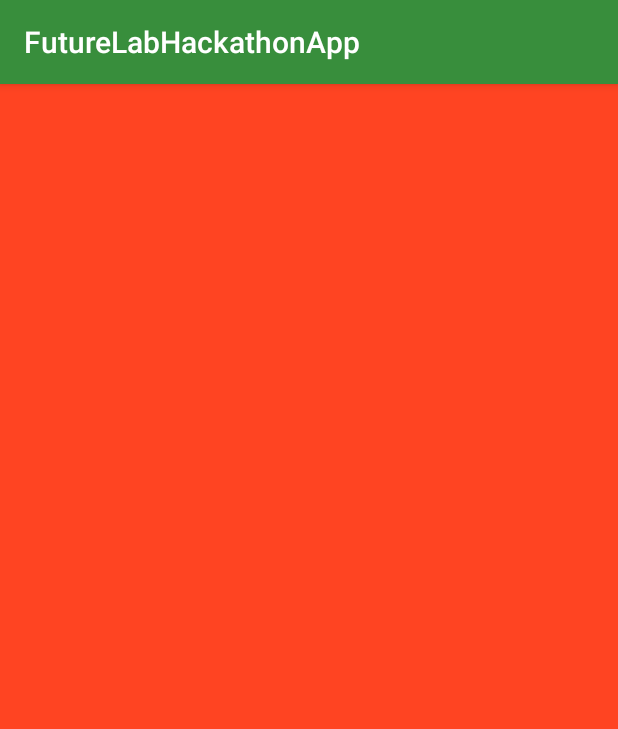
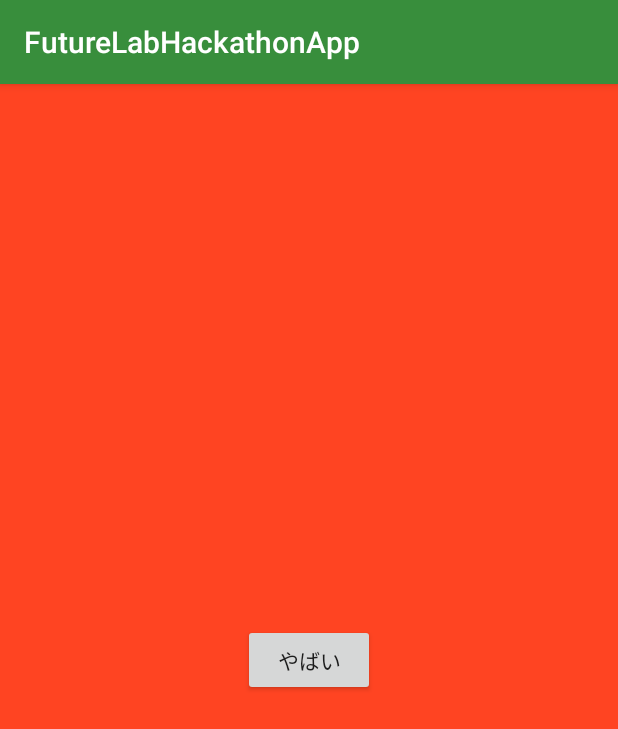
Before and after one commit to kcg-edu-future-lab/Hack201801-TeamZ, an Android app: the fragment HomeFragment shown on its own in the app's theme, on a phone screen of 412 x 824 dp. Shown: the top 729 px of the screen. Run offline under Robolectric (Android 15) with nearby library versions, the phone set to English and light mode, and no system bars; our stand-ins replace data binding.

Commit message:
通信部分とdatabinding化

```diff
--- a/native/app/src/main/kotlin/com/gumio_inf/futurelabhackathonapp/models/api/FutureServices.kt
+++ b/native/app/src/main/kotlin/com/gumio_inf/futurelabhackathonapp/models/api/FutureServices.kt
@@ -2,6 +2,7 @@ package com.gumio_inf.futurelabhackathonapp.models.api
 
 import com.gumio_inf.futurelabhackathonapp.models.entity.User
 import io.reactivex.Observable
+import retrofit2.http.Body
 import retrofit2.http.GET
 import retrofit2.http.POST
 import retrofit2.http.Path
@@ -14,5 +15,5 @@ interface FutureServices {
     fun getUser(@Path("username") user: String): Observable<User>
 
     @POST("fcm/send")
-    fun sendEmergency()
+    fun sendEmergency(@Body body: HashMap<String, String>): Observable<Void>
 }
--- a/native/app/src/main/kotlin/com/gumio_inf/futurelabhackathonapp/views/activity/MainActivity.kt
+++ b/native/app/src/main/kotlin/com/gumio_inf/futurelabhackathonapp/views/activity/MainActivity.kt
@@ -16,7 +16,6 @@ class MainActivity : FutureBaseAppCompatActivity(), MainContract {
     override fun onCreate(savedInstanceState: Bundle?) {
         super.onCreate(savedInstanceState)
         setContentView(R.layout.activity_main)
-
 //        if (MySharedPreferences.getActiveAppLogin()!!) {
 //            MySharedPreferences.setFirstAppLaunch(true)
 //            Log.d("isLogin", MySharedPreferences.getActiveAppLogin().toString())
--- a/native/app/src/main/kotlin/com/gumio_inf/futurelabhackathonapp/views/fragment/HomeFragment.kt
+++ b/native/app/src/main/kotlin/com/gumio_inf/futurelabhackathonapp/views/fragment/HomeFragment.kt
@@ -17,6 +17,7 @@ import com.gumio_inf.futurelabhackathonapp.R
  * create an instance of this fragment.
  */
 class HomeFragment : FutureBaseFragment() {
+
     override fun onCreateView(inflater: LayoutInflater, container: ViewGroup?, savedInstanceState: Bundle?) : View {
         return inflater.inflate(R.layout.fragment_home, container, false)
     }
--- a/native/app/src/main/res/layout/fragment_home.xml
+++ b/native/app/src/main/res/layout/fragment_home.xml
@@ -1,3 +1,5 @@
+<layout>
+
     <RelativeLayout xmlns:android="http://schemas.android.com/apk/res/android"
         xmlns:tools="http://schemas.android.com/tools"
         android:layout_width="match_parent"
@@ -5,4 +7,11 @@
         android:background="#ff42"
         tools:context=".views.fragment.HomeFragment">
 
+        <Button
+            android:layout_width="wrap_content"
+            android:layout_height="wrap_content"
+            android:layout_centerInParent="true"
+            android:text="やばい" />
+
     </RelativeLayout>
+</layout>
--- a/native/app/src/main/res/layout/fragment_nekonote.xml
+++ b/native/app/src/main/res/layout/fragment_nekonote.xml
@@ -1,3 +1,5 @@
+<layout>
+
     <RelativeLayout xmlns:android="http://schemas.android.com/apk/res/android"
         xmlns:tools="http://schemas.android.com/tools"
         android:layout_width="match_parent"
@@ -6,3 +8,4 @@
         tools:context=".views.fragment.NekonoteFragment">
 
     </RelativeLayout>
+</layout>
--- a/native/app/src/main/res/layout/fragment_yabai.xml
+++ b/native/app/src/main/res/layout/fragment_yabai.xml
@@ -1,7 +1,11 @@
+<layout>
+
     <RelativeLayout xmlns:android="http://schemas.android.com/apk/res/android"
         xmlns:tools="http://schemas.android.com/tools"
         android:layout_width="match_parent"
         android:layout_height="match_parent"
         android:background="#0f4973"
-    tools:context=".views.fragment.YabaiFragment">
+        tools:context=".views.fragment.YabaiFragment" >
+
     </RelativeLayout>
+</layout>
--- a/native/app/src/main/res/values/strings.xml
+++ b/native/app/src/main/res/values/strings.xml
@@ -3,4 +3,6 @@
 
     <!-- TODO: Remove or change this placeholder text -->
     <string name="hello_blank_fragment">Hello blank fragment</string>
+
+    <string name="server_key">key=AAAAxCqd7UU:APA91bH91BULddr7wo_4tYsQMRtmWwavC_TgR6jOZcoJ8JY1-hW2gHVAuw7ZqTIoFScfmQbHWSIVQfkWX0YL8GYWdD0f4bGLnMbSoWM75eV0VTA7it9gNd92Wz2040Kijcs7qBd_ZdU1</string>
 </resources>
```
Also changed, not shown: native/app/src/main/kotlin/com/gumio_inf/futurelabhackathonapp/App.kt (+29 -0 lines), 1 other file. Lines whose indentation alone changed are shown as unchanged.
